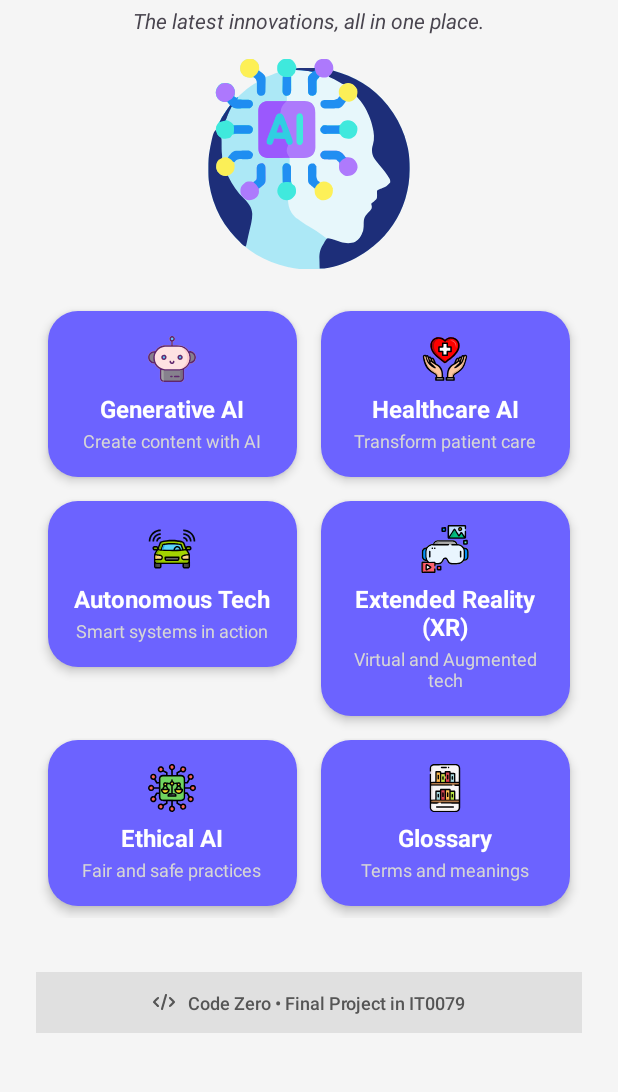
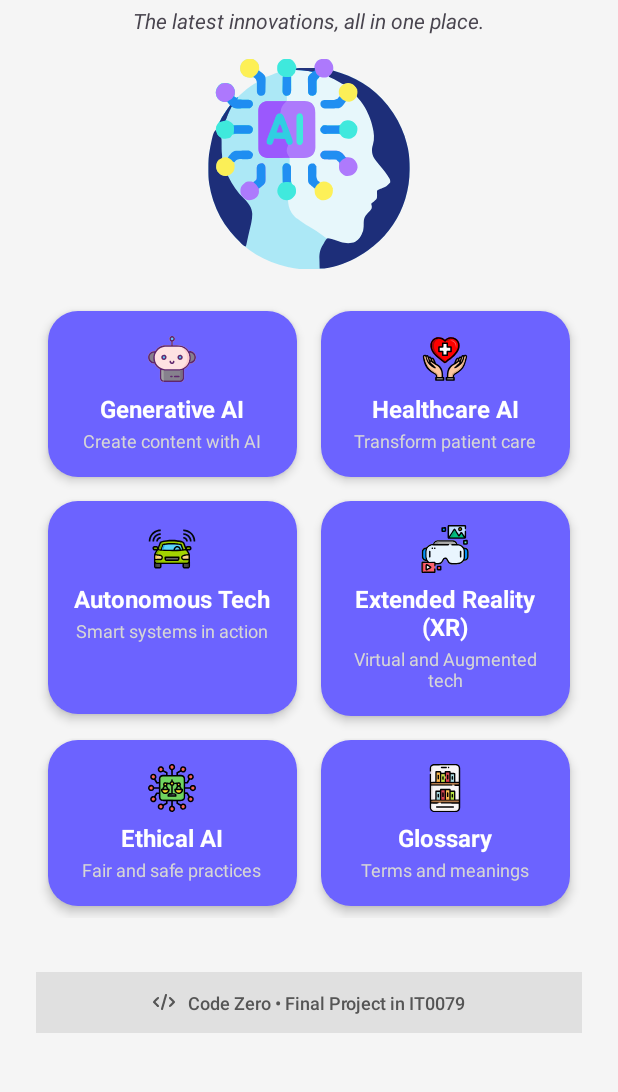
Before and after one commit to Zekiroh/TechTrendsApp, an Android app: the screen it shows after launch (HomeActivity), on a phone screen of 412 x 824 dp, the part 103-1195 px from its top. Run offline under Robolectric (Android 15) with nearby library versions, the phone set to English and light mode, and no system bars.

Commit message:
Revised code comments for all modules to meet document requirements.

```diff
--- a/app/src/main/java/com/codezero/techtrendsapp/activities/HomeActivity.kt
+++ b/app/src/main/java/com/codezero/techtrendsapp/activities/HomeActivity.kt
@@ -11,32 +11,37 @@ class HomeActivity : AppCompatActivity() {
         super.onCreate(savedInstanceState)
         setContentView(R.layout.activity_home)
 
-        // Grid card click listeners
+        // Set click listener for Generative AI card
         findViewById<LinearLayout>(R.id.btn_generative_ai).setOnClickListener {
             startActivity(Intent(this, GenerativeAIActivity::class.java))
         }
 
+        // Set click listener for Healthcare AI card
         findViewById<LinearLayout>(R.id.btn_healthcare_ai).setOnClickListener {
             startActivity(Intent(this, HealthcareAIActivity::class.java))
         }
 
+        // Set click listener for Autonomous Tech card
         findViewById<LinearLayout>(R.id.btn_autonomous_tech).setOnClickListener {
             startActivity(Intent(this, AutonomousTechActivity::class.java))
         }
 
+        // Set click listener for XR card
         findViewById<LinearLayout>(R.id.btn_xr).setOnClickListener {
             startActivity(Intent(this, XRActivity::class.java))
         }
 
+        // Set click listener for Ethical AI card
         findViewById<LinearLayout>(R.id.btn_ethical_ai).setOnClickListener {
             startActivity(Intent(this, EthicalAIActivity::class.java))
         }
 
+        // Set click listener for Glossary card
         findViewById<LinearLayout>(R.id.btn_glossary).setOnClickListener {
             startActivity(Intent(this, GlossaryActivity::class.java))
         }
 
-        // Fade-in animation for grid cards
+        // Animate each card with a fade-in and upward slide effect
         val cards = listOf(
             R.id.btn_generative_ai,
             R.id.btn_healthcare_ai,
@@ -48,12 +53,12 @@ class HomeActivity : AppCompatActivity() {
 
         cards.forEachIndexed { index, id ->
             val card = findViewById<LinearLayout>(id)
-            card.alpha = 0f
-            card.translationY = 40f
+            card.alpha = 0f                            // Start fully transparent
+            card.translationY = 40f                    // Start slightly below original position
             card.animate()
-                .alpha(1f)
-                .translationY(0f)
-                .setStartDelay((index * 100).toLong())
+                .alpha(1f)                       // Fade in
+                .translationY(0f)                // Slide up to original position
+                .setStartDelay((index * 100).toLong()) // Stagger animations
                 .setDuration(400)
                 .start()
         }
--- a/app/src/main/res/layout/activity_home.xml
+++ b/app/src/main/res/layout/activity_home.xml
@@ -85,20 +85,24 @@
             <!-- Autonomous Tech Card -->
             <LinearLayout
                 android:id="@+id/btn_autonomous_tech"
-                style="@style/GridCardStyle">
+                style="@style/GridCardStyle"
+                android:layout_height="142dp">
+
                 <ImageView
-                    android:src="@drawable/ic_autonomous"
                     android:layout_width="32dp"
                     android:layout_height="32dp"
-                    android:layout_marginBottom="6dp" />
+                    android:layout_marginBottom="6dp"
+                    android:src="@drawable/ic_autonomous" />
+
                 <TextView
+                    style="@style/CardTitleStyle"
                     android:text="Autonomous Tech"
-                    android:textAlignment="center"
-                    style="@style/CardTitleStyle" />
+                    android:textAlignment="center" />
+
                 <TextView
+                    style="@style/CardSubtextStyle"
                     android:text="Smart systems in action"
-                    android:textAlignment="center"
-                    style="@style/CardSubtextStyle" />
+                    android:textAlignment="center" />
             </LinearLayout>
 
             <!-- XR Card -->
--- a/app/src/main/res/layout/layout_footer.xml
+++ b/app/src/main/res/layout/layout_footer.xml
@@ -8,6 +8,7 @@
     android:layout_marginTop="36dp"
     android:background="#E0E0E0">
 
+    <!-- Branding icon -->
     <ImageView
         android:layout_width="16dp"
         android:layout_height="16dp"
@@ -15,6 +16,7 @@
         android:tint="#555555"
         android:layout_marginEnd="8dp" />
 
+    <!-- Footer text -->
     <TextView
         android:layout_width="wrap_content"
         android:layout_height="wrap_content"
--- a/app/src/main/res/layout/layout_header.xml
+++ b/app/src/main/res/layout/layout_header.xml
@@ -6,12 +6,14 @@
     android:gravity="center_vertical"
     android:layout_marginBottom="16dp">
 
+    <!-- Container for back button -->
     <FrameLayout
         android:layout_width="48dp"
         android:layout_height="48dp"
         android:clickable="true"
         android:focusable="true">
 
+        <!-- Back button icon -->
         <ImageView
             android:id="@+id/btn_back"
             android:layout_width="30dp"
@@ -21,6 +23,7 @@
             android:contentDescription="Back" />
     </FrameLayout>
 
+    <!-- Title and subtitle container -->
     <LinearLayout
         android:layout_width="0dp"
         android:layout_height="wrap_content"
@@ -28,6 +31,7 @@
         android:orientation="vertical"
         android:paddingStart="12dp">
 
+        <!-- Main title -->
         <TextView
             android:id="@+id/header_title"
             android:layout_width="wrap_content"
@@ -37,6 +41,7 @@
             android:textStyle="bold"
             android:textColor="#1E1E1E" />
 
+        <!-- Subtitle text -->
         <TextView
             android:id="@+id/header_subtitle"
             android:layout_width="wrap_content"
```
Also changed, not shown: app/src/main/java/com/codezero/techtrendsapp/activities/AutonomousTechActivity.kt (+5 -3 lines), app/src/main/java/com/codezero/techtrendsapp/activities/EthicalAIActivity.kt (+5 -3 lines), app/src/main/java/com/codezero/techtrendsapp/activities/GenerativeAIActivity.kt (+5 -3 lines), app/src/main/java/com/codezero/techtrendsapp/activities/GlossaryActivity.kt (+5 -3 lines), app/src/main/java/com/codezero/techtrendsapp/activities/HealthcareAIActivity.kt (+5 -3 lines), app/src/main/java/com/codezero/techtrendsapp/activities/XRActivity.kt (+5 -3 lines), app/src/main/res/values/styles.xml (+4 -4 lines).
